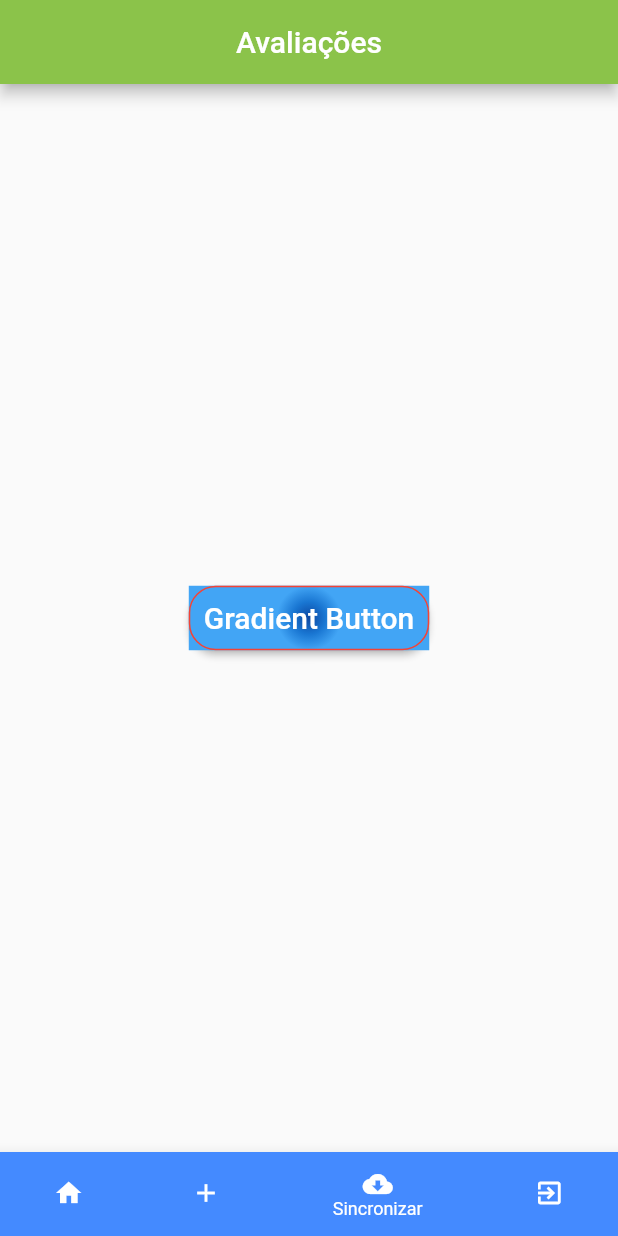
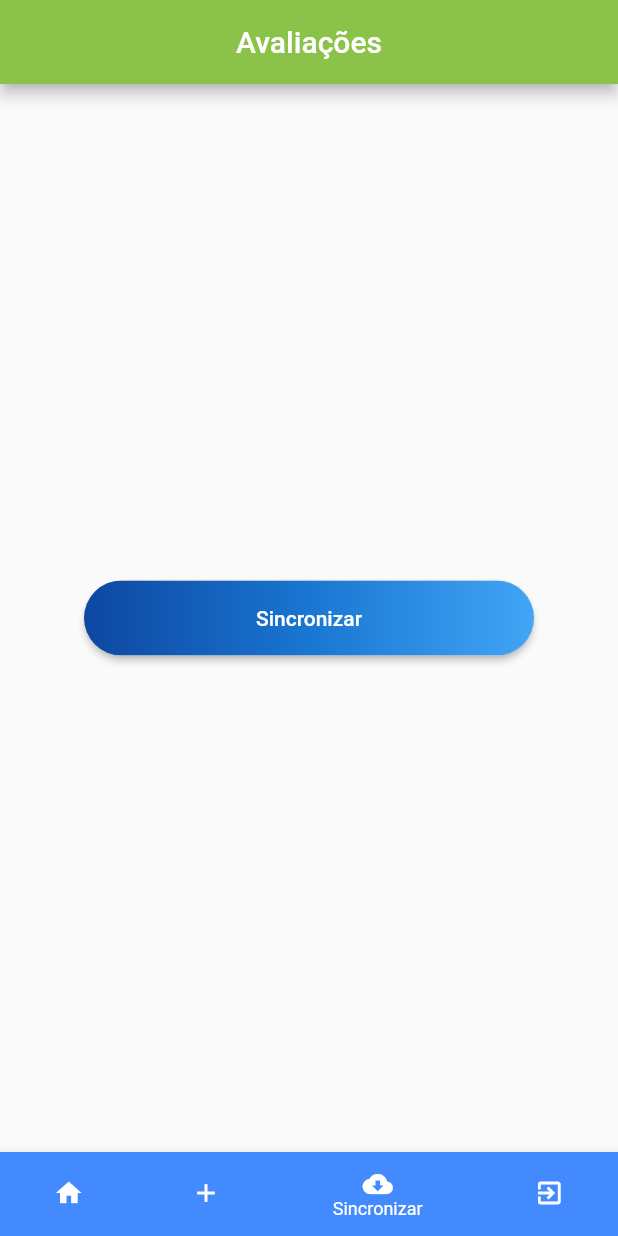
Before and after one commit to MatheusHard/avaliacoes_flutter_2020, a Flutter app: the screen it shows after launch, item 3 of the bottom bar chosen, on a phone screen of 412 x 824 dp. Run offline on Flutter 3.47's test engine with Material 2 defaults, Android fonts, the phone set to English and light mode, and no system bars; our stand-ins replace sqflite; accounts and stored records are empty.

Commit message:
Button Sincronizar

```diff
--- a/lib/ui/sincronizar_avaliacoes.dart
+++ b/lib/ui/sincronizar_avaliacoes.dart
@@ -1,6 +1,7 @@
 import 'package:avaliacao_json_novo/apis/cidade_api.dart';
 import 'package:avaliacao_json_novo/apis/uf_api.dart';
 import 'package:avaliacao_json_novo/ui/avaliacoes_db.dart';
+import 'package:flutter/cupertino.dart';
 import 'package:flutter/material.dart';
 
 class ModuloSincronismo {
@@ -13,34 +14,34 @@ return Container(
               child: Column(
                 mainAxisAlignment: MainAxisAlignment.center,
                 children: <Widget>[
+
                   RaisedButton(
-                    shape: new RoundedRectangleBorder(
-                        borderRadius: new BorderRadius.circular(18.0),
-                        side: BorderSide(color: Colors.red)),
-
                     onPressed: _sincronizar,
-
-                    textColor: Colors.white,
-                    padding: const EdgeInsets.all(0.0),
-                    child: Container(
-
-                      decoration: const BoxDecoration(
-                        gradient: RadialGradient(
-                          colors: <Color>[
-                            Color(0xFF0D47A1),
-                            Color(0xFF1976D2),
-                            Color(0xFF42A5F5),
-                          ],
-                        ),
+                    shape: RoundedRectangleBorder(
+                      borderRadius: BorderRadius.circular(80.0),
+                    ),
+                    padding: EdgeInsets.all(0.0),
+                    child: Ink(
+                      decoration: BoxDecoration(
+                        gradient: LinearGradient(colors: [ Color(0xFF0D47A1),
+                                                           Color(0xFF1976D2),
+                                                           Color(0xFF42A5F5),],
+                        begin: Alignment.centerLeft,
+                        end: Alignment.centerRight
                       ),
-                      padding: const EdgeInsets.all(10.0),
-
-                      child: const Text(
-                          'Gradient Button',
-                          style: TextStyle(fontSize: 20)
+                      borderRadius: BorderRadius.circular(30.0)
+                    ),
+                      child: Container(
+                        constraints: BoxConstraints( maxWidth: 300.0,minHeight: 50.0),
+                        alignment: Alignment.center,
+                        child: Text("Sincronizar",
+                        textAlign: TextAlign.center,
+                        style: TextStyle(
+                          color: Colors.white
+                        ),),
                       ),
-                    ),
                   ),
+                )
           ],
         ),
 
```
